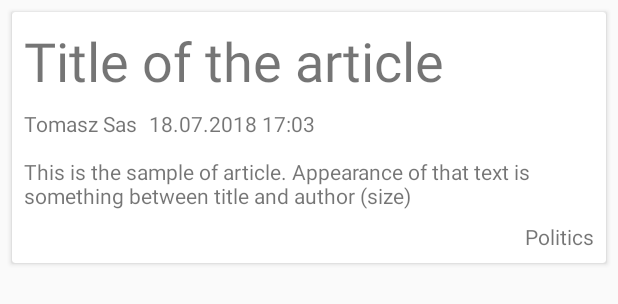
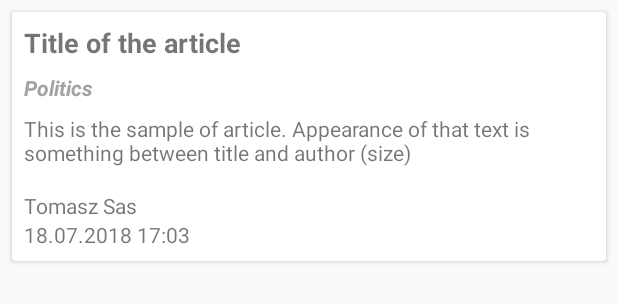
Before and after one commit to SasTomasz/NewsAppProject, an Android app: the layout card_view.xml on its own in the app's theme, with its tools: preview values and no code run, on a phone screen of 412 x 824 dp. Shown: the top 304 px of the screen. Run offline under Robolectric (Android 15) with nearby library versions, the phone set to English and light mode, and no system bars.

Commit message:
Final version

```diff
--- a/app/src/main/AndroidManifest.xml
+++ b/app/src/main/AndroidManifest.xml
@@ -1,8 +1,9 @@
 <?xml version="1.0" encoding="utf-8"?>
 <manifest xmlns:android="http://schemas.android.com/apk/res/android"
     package="com.example.android.newsappproject">
-    <uses-permission android:name="android.permission.INTERNET"/>
-    <uses-permission android:name="android.permission.ACCESS_NETWORK_STATE"/>
+
+    <uses-permission android:name="android.permission.INTERNET" />
+    <uses-permission android:name="android.permission.ACCESS_NETWORK_STATE" />
 
     <application
         android:allowBackup="true"
--- a/app/src/main/res/layout/card_view.xml
+++ b/app/src/main/res/layout/card_view.xml
@@ -2,6 +2,7 @@
 <android.support.v7.widget.CardView xmlns:android="http://schemas.android.com/apk/res/android"
     xmlns:app="http://schemas.android.com/apk/res-auto"
     xmlns:tools="http://schemas.android.com/tools"
+    android:id="@+id/single_card"
     android:layout_width="match_parent"
     android:layout_height="wrap_content"
     android:layout_margin="8dp"
@@ -9,35 +10,42 @@
     tools:layout_editor_absoluteY="241dp">
 
     <android.support.constraint.ConstraintLayout xmlns:android="http://schemas.android.com/apk/res/android"
-        xmlns:app="http://schemas.android.com/apk/res-auto"
         xmlns:tools="http://schemas.android.com/tools"
         android:id="@+id/card_view"
         android:layout_width="match_parent"
-        android:layout_height="match_parent"
+        android:layout_height="wrap_content"
         tools:context=".MainActivity">
 
         <TextView
             android:id="@+id/article_title"
-            android:layout_width="wrap_content"
+            android:layout_width="0dp"
             android:layout_height="wrap_content"
+            android:layout_marginEnd="8dp"
             android:layout_marginLeft="8dp"
+            android:layout_marginRight="8dp"
             android:layout_marginStart="8dp"
             android:layout_marginTop="8dp"
-            android:textSize="36sp"
+            android:ellipsize="end"
+            android:maxLines="3"
+            android:textSize="18sp"
+            android:textStyle="bold"
+            app:layout_constraintEnd_toEndOf="parent"
             app:layout_constraintStart_toStartOf="parent"
             app:layout_constraintTop_toTopOf="parent"
             tools:text="Title of the article" />
 
         <TextView
-            android:id="@+id/author"
-            android:layout_width="wrap_content"
-            android:layout_height="16dp"
+            android:id="@+id/section_name"
+            android:layout_width="0dp"
+            android:layout_height="wrap_content"
             android:layout_marginLeft="8dp"
             android:layout_marginStart="8dp"
             android:layout_marginTop="8dp"
+            android:textColor="#a4a2a2"
+            android:textStyle="italic|bold"
             app:layout_constraintStart_toStartOf="parent"
             app:layout_constraintTop_toBottomOf="@+id/article_title"
-            tools:text="Tomasz Sas" />
+            tools:text="Politics" />
 
         <TextView
             android:id="@+id/article_content"
@@ -47,35 +55,44 @@
             android:layout_marginLeft="8dp"
             android:layout_marginRight="8dp"
             android:layout_marginStart="8dp"
-            android:layout_marginTop="16dp"
+            android:layout_marginTop="8dp"
             android:ellipsize="end"
             android:maxLines="5"
             app:layout_constraintEnd_toEndOf="parent"
             app:layout_constraintStart_toStartOf="parent"
-            app:layout_constraintTop_toBottomOf="@+id/author"
+            app:layout_constraintTop_toBottomOf="@+id/section_name"
             tools:text="This is the sample of article. Appearance of that text is something between title and author (size)" />
 
         <TextView
-            android:id="@+id/publish_date"
-            android:layout_width="wrap_content"
+            android:id="@+id/author"
+            android:layout_width="0dp"
             android:layout_height="wrap_content"
+            android:layout_marginEnd="8dp"
             android:layout_marginLeft="8dp"
+            android:layout_marginRight="8dp"
             android:layout_marginStart="8dp"
-            app:layout_constraintBaseline_toBaselineOf="@+id/author"
-            app:layout_constraintStart_toEndOf="@+id/author"
-            tools:text="18.07.2018 17:03" />
+            android:layout_marginTop="16dp"
+            android:ellipsize="end"
+            android:maxLines="1"
+            app:layout_constraintBottom_toTopOf="@+id/publish_date"
+            app:layout_constraintEnd_toEndOf="parent"
+            app:layout_constraintStart_toStartOf="parent"
+            app:layout_constraintTop_toBottomOf="@+id/article_content"
+            tools:text="Tomasz Sas" />
 
         <TextView
-            android:id="@+id/section_name"
-            android:layout_width="wrap_content"
+            android:id="@+id/publish_date"
+            android:layout_width="0dp"
             android:layout_height="wrap_content"
             android:layout_marginBottom="8dp"
             android:layout_marginEnd="8dp"
+            android:layout_marginLeft="8dp"
             android:layout_marginRight="8dp"
-            android:layout_marginTop="8dp"
+            android:layout_marginStart="8dp"
             app:layout_constraintBottom_toBottomOf="parent"
             app:layout_constraintEnd_toEndOf="parent"
-            app:layout_constraintTop_toBottomOf="@+id/article_content"
-            tools:text="Politics" />
+            app:layout_constraintStart_toStartOf="parent"
+            tools:text="18.07.2018 17:03" />
+
     </android.support.constraint.ConstraintLayout>
 </android.support.v7.widget.CardView>
--- a/app/src/main/res/values/strings.xml
+++ b/app/src/main/res/values/strings.xml
@@ -1,3 +1,5 @@
 <resources>
     <string name="app_name">News App Project</string>
+    <string name="no_data">There is no data</string>
+    <string name="no_internet">There is no internet connection</string>
 </resources>
```
Also changed, not shown: app/src/main/java/com/example/android/newsappproject/ArticleLoader.java (added, +33 -0 lines), app/src/main/java/com/example/android/newsappproject/Item.java (+7 -1 lines), app/src/main/java/com/example/android/newsappproject/MainActivity.java (+59 -4 lines), app/src/main/java/com/example/android/newsappproject/QueryUtils.java (+11 -9 lines), app/src/main/java/com/example/android/newsappproject/RecyclerAdapter.java (+50 -19 lines), app/src/main/res/layout/activity_main.xml (+22 -5 lines).
